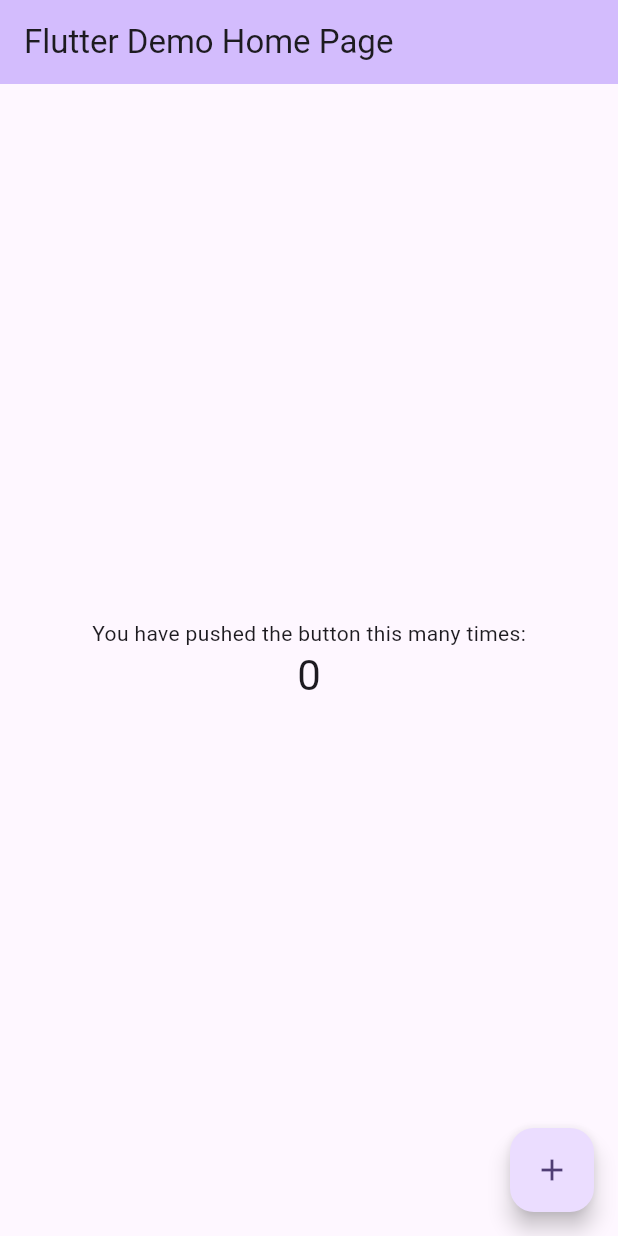
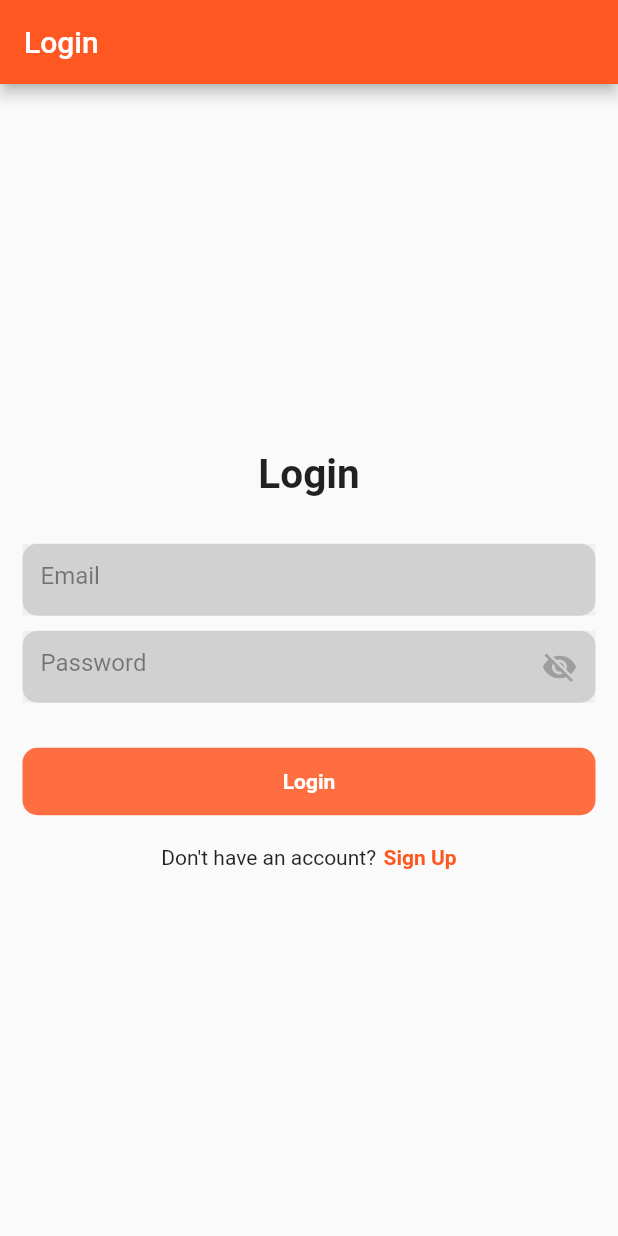
Before and after one commit to MZSFighters/MySolar, a Flutter app: the screen it shows after launch, on a phone screen of 412 x 824 dp. Run offline on Flutter 3.47's test engine with Material 2 defaults, Android fonts, the phone set to English and light mode, and no system bars; our stand-ins replace firebase_auth, firebase_core; accounts and stored records are empty.

Commit message:
Puleng0 - mysolar project with firebase

```diff
--- /dev/null
+++ b/lib/features/user_auth/firebase_auth_implementation/firebase_auth_services.dart
@@ -0,0 +1,38 @@
+
+
+
+
+import 'package:firebase_auth/firebase_auth.dart';
+
+class FirebaseAuthService {
+
+  FirebaseAuth _auth = FirebaseAuth.instance;
+
+  Future<User?> signUpWithEmailAndPassword(String email, String password) async {
+
+    try {
+      UserCredential credential =await _auth.createUserWithEmailAndPassword(email: email, password: password);
+      return credential.user;
+    } catch (e) {
+      print("Some error occured");
+    }
+    return null;
+
+  }
+
+  Future<User?> signInWithEmailAndPassword(String email, String password) async {
+
+    try {
+      UserCredential credential =await _auth.signInWithEmailAndPassword(email: email, password: password);
+      return credential.user;
+    } catch (e) {
+      print("Some error occured");
+    }
+    return null;
+
+  }
+
+
+
+
+}
--- /dev/null
+++ b/lib/features/user_auth/presentation/pages/login_page.dart
@@ -0,0 +1,119 @@
+
+import 'package:firebase_auth/firebase_auth.dart';
+import 'package:flutter/material.dart';
+import 'package:mysolar/features/user_auth/presentation/pages/sign_up_page.dart';
+import 'package:mysolar/features/user_auth/presentation/widgets/form_container_widget.dart';
+
+import '../../firebase_auth_implementation/firebase_auth_services.dart';
+
+
+
+class LoginPage extends StatefulWidget {
+  const LoginPage({super.key});
+
+  @override
+  State<LoginPage> createState() => _LoginPageState();
+}
+
+class _LoginPageState extends State<LoginPage> {
+
+  bool _isSigning = false;
+
+
+
+  final FirebaseAuthService _auth = FirebaseAuthService();
+
+  TextEditingController _emailController = TextEditingController();
+  TextEditingController _passwordController = TextEditingController();
+
+
+  @override
+  void dispose() {
+    _emailController.dispose();
+    _passwordController.dispose();
+    super.dispose();
+  }
+
+
+  @override
+  Widget build(BuildContext context) {
+    return Scaffold(
+      appBar: AppBar(
+        title: Text("Login"),
+        backgroundColor: Colors.deepOrange, // appbar color.
+        foregroundColor: Colors.white,
+      ),
+      body: Center(
+        child: Padding(
+          padding: const EdgeInsets.symmetric(horizontal: 15),
+          child: Column(
+            mainAxisAlignment: MainAxisAlignment.center,
+            children: [
+              Text(
+                "Login",
+                style: TextStyle(fontSize: 27, fontWeight: FontWeight.bold),
+              ),
+              SizedBox(
+                height: 30,
+              ),
+              FormContainerWidget(
+                controller: _emailController,
+                hintText: "Email",
+                isPasswordField: false,
+              ),
+              SizedBox(height: 10,),
+              FormContainerWidget(
+                controller: _passwordController,
+                hintText: "Password",
+                isPasswordField: true,
+              ),
+              SizedBox(height: 30,),
+              GestureDetector(
+                onTap: _signIn,
+                child: Container(
+                  width: double.infinity,
+                  height: 45,
+                  decoration: BoxDecoration(
+                    color: Colors.deepOrangeAccent,
+                    borderRadius: BorderRadius.circular(10),
+                  ),
+                  child: Center(child:Text("Login",style: TextStyle(color: Colors.white,fontWeight: FontWeight.bold),)),
+                ),
+              ),
+              SizedBox(height: 20,),
+              Row(mainAxisAlignment: MainAxisAlignment.center,
+                children: [
+                  Text("Don't have an account?"),
+                  SizedBox(width: 5,),
+                  GestureDetector(
+                      onTap: (){
+                        Navigator.pushAndRemoveUntil(context, MaterialPageRoute(builder: (context) => SignUpPage()), (route) => false);
+                      },
+                      child: Text("Sign Up",style: TextStyle(color: Colors.deepOrange,fontWeight: FontWeight.bold),))
+                ],
+              )
+
+
+            ],
+          ),
+        ),
+      ),
+    );
+  }
+
+  void _signIn() async {
+
+    String email = _emailController.text;
+    String password = _passwordController.text;
+
+    User? user = await _auth.signInWithEmailAndPassword(email, password);
+
+    if (user!= null){
+      print("User is successfully signedIn");
+      Navigator.pushNamed(context, "/home");
+    } else{
+      print("Some error happend");
+    }
+
+  }
+}
--- /dev/null
+++ b/lib/features/user_auth/presentation/widgets/form_container_widget.dart
@@ -0,0 +1,77 @@
+
+
+import 'package:flutter/material.dart';
+
+
+class FormContainerWidget extends StatefulWidget {
+
+  final TextEditingController? controller;
+  final Key? fieldKey;
+  final bool? isPasswordField;
+  final String? hintText;
+  final String? labelText;
+  final String? helperText;
+  final FormFieldSetter<String>? onSaved;
+  final FormFieldValidator<String>? validator;
+  final ValueChanged<String>? onFieldSubmitted;
+  final TextInputType? inputType;
+
+  const FormContainerWidget({
+    this.controller,
+    this.isPasswordField,
+    this.fieldKey,
+    this.hintText,
+    this.labelText,
+    this.helperText,
+    this.onSaved,
+    this.validator,
+    this.onFieldSubmitted,
+    this.inputType
+  });
+
+
+  @override
+  _FormContainerWidgetState createState() => new _FormContainerWidgetState();
+}
+
+class _FormContainerWidgetState extends State<FormContainerWidget> {
+
+  bool _obscureText = true;
+
+
+  @override
+  Widget build(BuildContext context) {
+    return Container(
+      width: double.infinity,
+      decoration: BoxDecoration(
+        color: Colors.grey.withOpacity(.35),
+        borderRadius: BorderRadius.circular(10),
+      ),
+      child: new TextFormField(
+        style: TextStyle(color: Colors.black),
+        controller: widget.controller,
+        keyboardType: widget.inputType,
+        key: widget.fieldKey,
+        obscureText: widget.isPasswordField == true? _obscureText : false,
+        onSaved: widget.onSaved,
+        validator: widget.validator,
+        onFieldSubmitted: widget.onFieldSubmitted,
+        decoration: new InputDecoration(
+          border: InputBorder.none,
+          filled: true,
+          hintText: widget.hintText,
+          hintStyle: TextStyle(color: Colors.black45),
+          suffixIcon: new GestureDetector(
+            onTap: () {
+              setState(() {
+                _obscureText = !_obscureText;
+              });
+            },
+            child:
+            widget.isPasswordField==true? Icon(_obscureText ? Icons.visibility_off : Icons.visibility, color: _obscureText == false ? Colors.blue : Colors.grey,) : Text(""),
+          ),
+        ),
+      ),
+    );
+  }
+}
--- a/lib/main.dart
+++ b/lib/main.dart
@@ -1,125 +1,46 @@
+import 'package:firebase_core/firebase_core.dart';
+import 'package:flutter/foundation.dart';
 import 'package:flutter/material.dart';
+import 'package:firebase_auth/firebase_auth.dart'; // Import Firebase Auth
+import 'package:mysolar/features/app/splash_screen/splash_screen.dart';
+import 'package:mysolar/features/user_auth/presentation/pages/home_page.dart';
+import 'package:mysolar/features/user_auth/presentation/pages/login_page.dart';
+import 'package:mysolar/features/user_auth/presentation/pages/sign_up_page.dart';
 
-void main() {
-  runApp(const MyApp());
+Future main() async {
+  WidgetsFlutterBinding.ensureInitialized();
+  if (kIsWeb) {
+    await Firebase.initializeApp(
+      options: FirebaseOptions(
+        apiKey: "AIzaSyBmPwbtqEVJyYB0Lpsfj6soG5Vi-ohficA",
+        appId: "1:878845743646:web:d95ee7530329012546140f",
+        messagingSenderId: "878845743646",
+        projectId: "mysolar-72ca5",
+        // Your web Firebase config options
+      ),
+    );
+  } else {
+    await Firebase.initializeApp();
+  }
+  runApp(MyApp());
 }
 
 class MyApp extends StatelessWidget {
-  const MyApp({super.key});
-
-  // This widget is the root of your application.
   @override
   Widget build(BuildContext context) {
+
     return MaterialApp(
-      title: 'Flutter Demo',
-      theme: ThemeData(
-        // This is the theme of your application.
-        //
-        // TRY THIS: Try running your application with "flutter run". You'll see
-        // the application has a blue toolbar. Then, without quitting the app,
-        // try changing the seedColor in the colorScheme below to Colors.green
-        // and then invoke "hot reload" (save your changes or press the "hot
-        // reload" button in a Flutter-supported IDE, or press "r" if you used
-        // the command line to start the app).
-        //
-        // Notice that the counter didn't reset back to zero; the application
-        // state is not lost during the reload. To reset the state, use hot
-        // restart instead.
-        //
-        // This works for code too, not just values: Most code changes can be
-        // tested with just a hot reload.
-        colorScheme: ColorScheme.fromSeed(seedColor: Colors.deepPurple),
-        useMaterial3: true,
-      ),
-      home: const MyHomePage(title: 'Flutter Demo Home Page'),
+      debugShowCheckedModeBanner: false,
+      title: 'Flutter Firebase',
+      routes: {
+        '/': (context) => SplashScreen(
+          // Here, you can decide whether to show the LoginPage or HomePage based on user authentication
+          child: LoginPage(),
+        ),
+        '/login': (context) => LoginPage(),
+        '/signUp': (context) => SignUpPage(),
+        '/home': (context) => HomePage(),
+      },
     );
   }
 }
-
-class MyHomePage extends StatefulWidget {
-  const MyHomePage({super.key, required this.title});
-
-  // This widget is the home page of your application. It is stateful, meaning
-  // that it has a State object (defined below) that contains fields that affect
-  // how it looks.
-
-  // This class is the configuration for the state. It holds the values (in this
-  // case the title) provided by the parent (in this case the App widget) and
-  // used by the build method of the State. Fields in a Widget subclass are
-  // always marked "final".
-
-  final String title;
-
-  @override
-  State<MyHomePage> createState() => _MyHomePageState();
-}
-
-class _MyHomePageState extends State<MyHomePage> {
-  int _counter = 0;
-
-  void _incrementCounter() {
-    setState(() {
-      // This call to setState tells the Flutter framework that something has
-      // changed in this State, which causes it to rerun the build method below
-      // so that the display can reflect the updated values. If we changed
-      // _counter without calling setState(), then the build method would not be
-      // called again, and so nothing would appear to happen.
-      _counter++;
-    });
-  }
-
-  @override
-  Widget build(BuildContext context) {
-    // This method is rerun every time setState is called, for instance as done
-    // by the _incrementCounter method above.
-    //
-    // The Flutter framework has been optimized to make rerunning build methods
-    // fast, so that you can just rebuild anything that needs updating rather
-    // than having to individually change instances of widgets.
-    return Scaffold(
-      appBar: AppBar(
-        // TRY THIS: Try changing the color here to a specific color (to
-        // Colors.amber, perhaps?) and trigger a hot reload to see the AppBar
-        // change color while the other colors stay the same.
-        backgroundColor: Theme.of(context).colorScheme.inversePrimary,
-        // Here we take the value from the MyHomePage object that was created by
-        // the App.build method, and use it to set our appbar title.
-        title: Text(widget.title),
-      ),
-      body: Center(
-        // Center is a layout widget. It takes a single child and positions it
-        // in the middle of the parent.
-        child: Column(
-          // Column is also a layout widget. It takes a list of children and
-          // arranges them vertically. By default, it sizes itself to fit its
-          // children horizontally, and tries to be as tall as its parent.
-          //
-          // Column has various properties to control how it sizes itself and
-          // how it positions its children. Here we use mainAxisAlignment to
-          // center the children vertically; the main axis here is the vertical
-          // axis because Columns are vertical (the cross axis would be
-          // horizontal).
-          //
-          // TRY THIS: Invoke "debug painting" (choose the "Toggle Debug Paint"
-          // action in the IDE, or press "p" in the console), to see the
-          // wireframe for each widget.
-          mainAxisAlignment: MainAxisAlignment.center,
-          children: <Widget>[
-            const Text(
-              'You have pushed the button this many times:',
-            ),
-            Text(
-              '$_counter',
-              style: Theme.of(context).textTheme.headlineMedium,
-            ),
-          ],
-        ),
-      ),
-      floatingActionButton: FloatingActionButton(
-        onPressed: _incrementCounter,
-        tooltip: 'Increment',
-        child: const Icon(Icons.add),
-      ), // This trailing comma makes auto-formatting nicer for build methods.
-    );
-  }
-}
--- a/pubspec.yaml
+++ b/pubspec.yaml
@@ -32,9 +32,14 @@ dependencies:
     sdk: flutter
 
 
+
   # The following adds the Cupertino Icons font to your application.
   # Use with the CupertinoIcons class for iOS style icons.
   cupertino_icons: ^1.0.2
+  firebase_core: any
+  cloud_firestore: ^4.8.2
+  firebase_auth: ^4.6.3
+  firebase_storage: ^11.2.4
 
 dev_dependencies:
   flutter_test:
```
Also changed, not shown: lib/features/app/splash_screen/splash_screen.dart (added, +39 -0 lines), lib/features/user_auth/presentation/pages/home_page.dart (added, +44 -0 lines), lib/features/user_auth/presentation/pages/sign_up_page.dart (added, +132 -0 lines), pubspec.lock, 5 other files.
